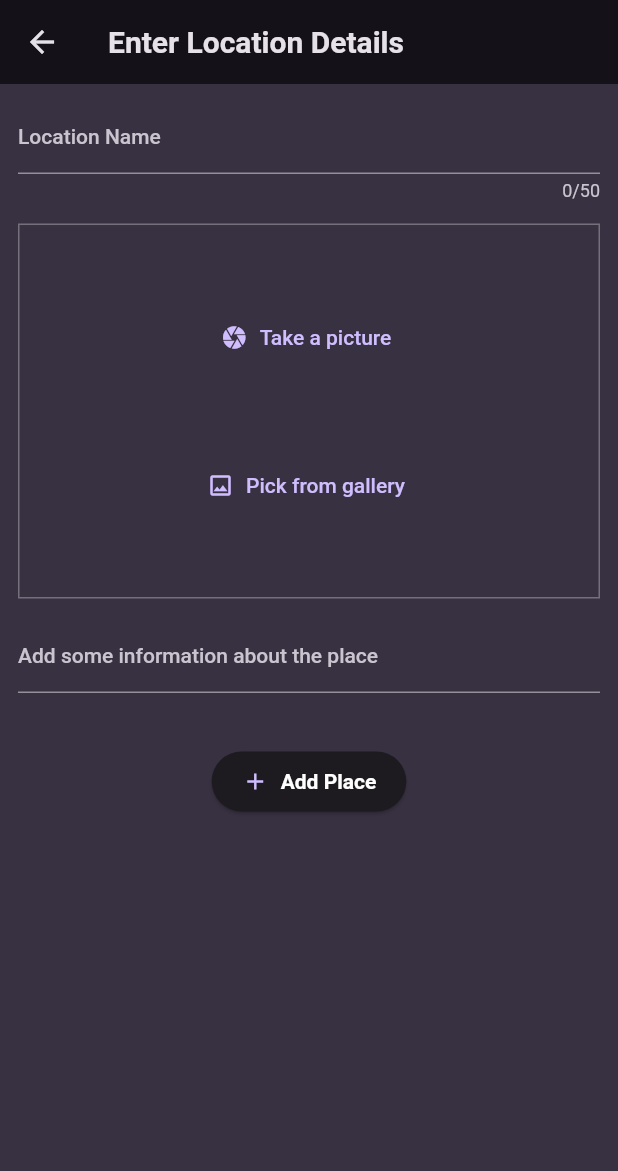
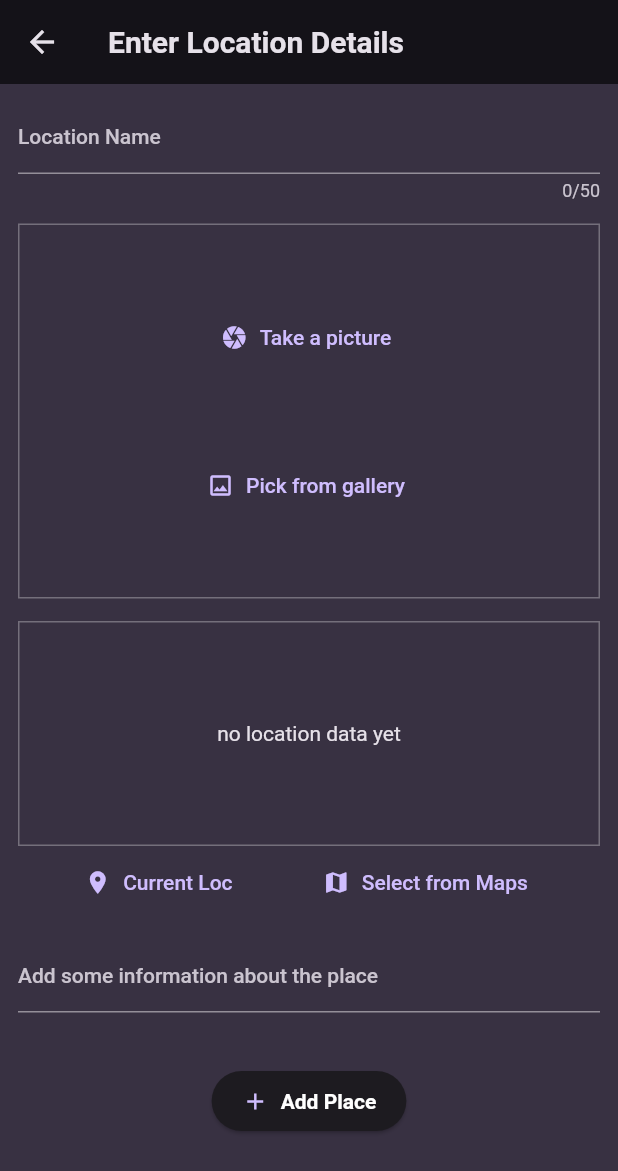
Before and after one commit to notrayo/fav-places-app, a Flutter app: the AddPlace screen opened directly, on a phone screen of 412 x 824 dp. Shown: the top 1171 px of the screen. Run offline on Flutter 3.47's test engine with Material 2 defaults, Android fonts, the phone set to English and light mode, and no system bars; our stand-ins replace flutter_riverpod, google_fonts, image_picker, location, riverpod.

Commit message:
added feature where real time location data can be fetched

```diff
--- a/lib/Screens/add_place_form.dart
+++ b/lib/Screens/add_place_form.dart
@@ -1,6 +1,7 @@
 import 'package:favorite_places/Screens/home_screen.dart';
 import 'package:favorite_places/providers/places_provider.dart';
 import 'package:favorite_places/widgets/image_input.dart';
+import 'package:favorite_places/widgets/location_input.dart';
 import 'package:flutter/material.dart';
 import 'package:flutter_riverpod/flutter_riverpod.dart';
 import 'dart:io';
@@ -87,6 +88,10 @@ class _AddPlaceState extends ConsumerState<AddPlace> {
                   const SizedBox(
                     height: 15,
                   ),
+                  const LocationInput(),
+                  const SizedBox(
+                    height: 15,
+                  ),
                   TextFormField(
                     controller: _locationDescriptionController,
                     decoration: const InputDecoration(
--- /dev/null
+++ b/lib/widgets/location_input.dart
@@ -0,0 +1,95 @@
+import 'package:location/location.dart';
+import 'package:flutter/material.dart';
+
+class LocationInput extends StatefulWidget {
+  const LocationInput({super.key});
+
+  @override
+  State<LocationInput> createState() => _LocationInputState();
+}
+
+class _LocationInputState extends State<LocationInput> {
+  Location? pickedLocation;
+  var _isGettingLocation = false;
+
+  //getting current location method
+
+  void _getCurrentLocation() async {
+    Location location = Location();
+
+    bool serviceEnabled;
+    PermissionStatus permissionGranted;
+    LocationData locationData;
+
+    serviceEnabled = await location.serviceEnabled();
+    if (!serviceEnabled) {
+      serviceEnabled = await location.requestService();
+      if (!serviceEnabled) {
+        return;
+      }
+    }
+
+    permissionGranted = await location.hasPermission();
+    if (permissionGranted == PermissionStatus.denied) {
+      permissionGranted = await location.requestPermission();
+      if (permissionGranted != PermissionStatus.granted) {
+        return;
+      }
+    }
+
+    setState(() {
+      _isGettingLocation = true;
+    });
+
+    locationData = await location.getLocation();
+    //testing if it works
+
+    setState(() {
+      _isGettingLocation = false;
+    });
+
+    print(locationData.latitude);
+    print(locationData.longitude);
+  }
+
+  @override
+  Widget build(BuildContext context) {
+    Widget previewContent = Text(
+      'no location data yet',
+      textAlign: TextAlign.center,
+      style: TextStyle(color: Theme.of(context).colorScheme.onBackground),
+    );
+
+    if (_isGettingLocation) {
+      previewContent = const CircularProgressIndicator(
+        color: Colors.green,
+      );
+    }
+
+    return Column(
+      children: [
+        Container(
+            height: 150,
+            width: double.infinity,
+            decoration: BoxDecoration(
+                border: Border.all(
+                    width: 1, color: Colors.white70.withOpacity(0.3))),
+            alignment: Alignment.center,
+            child: previewContent),
+        Row(
+          mainAxisAlignment: MainAxisAlignment.spaceEvenly,
+          children: [
+            TextButton.icon(
+                onPressed: _getCurrentLocation,
+                icon: const Icon(Icons.location_on),
+                label: const Text('Current Loc')),
+            TextButton.icon(
+                onPressed: () {},
+                icon: const Icon(Icons.map),
+                label: const Text('Select from Maps'))
+          ],
+        )
+      ],
+    );
+  }
+}
--- a/pubspec.yaml
+++ b/pubspec.yaml
@@ -41,6 +41,8 @@ dependencies:
   riverpod: ^2.3.7
   flutter_riverpod: ^2.3.7
   image_picker: ^1.0.2
+  location: ^5.0.3
+
 
 dev_dependencies:
   flutter_test:
```
Also changed, not shown: pubspec.lock, 2 other files.
